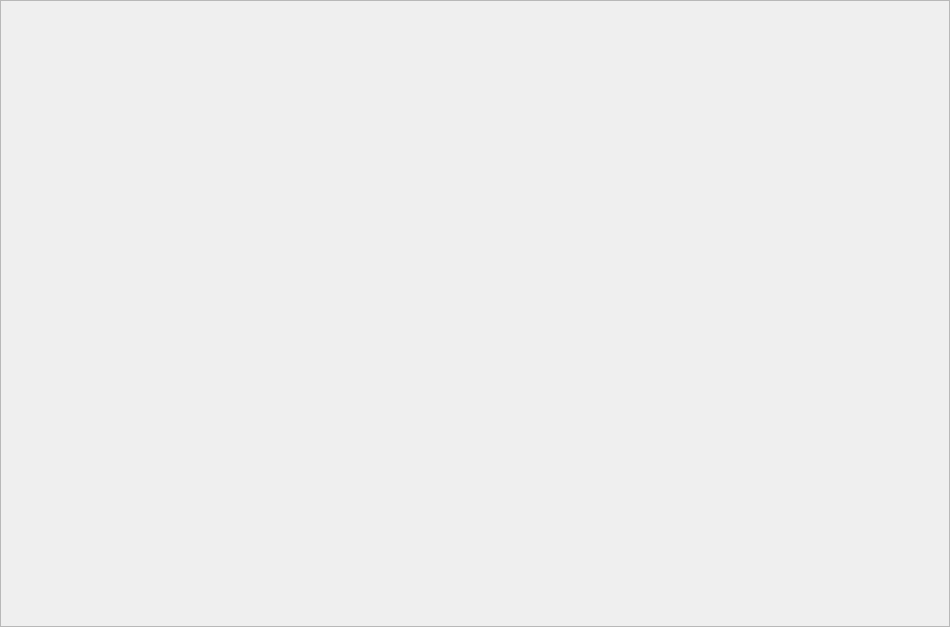
The window that src/Gui/Receive/ReceiveFrame.ui (Karbovanets/Karbo-lite) describes before a commit, drawn with Qt 5.
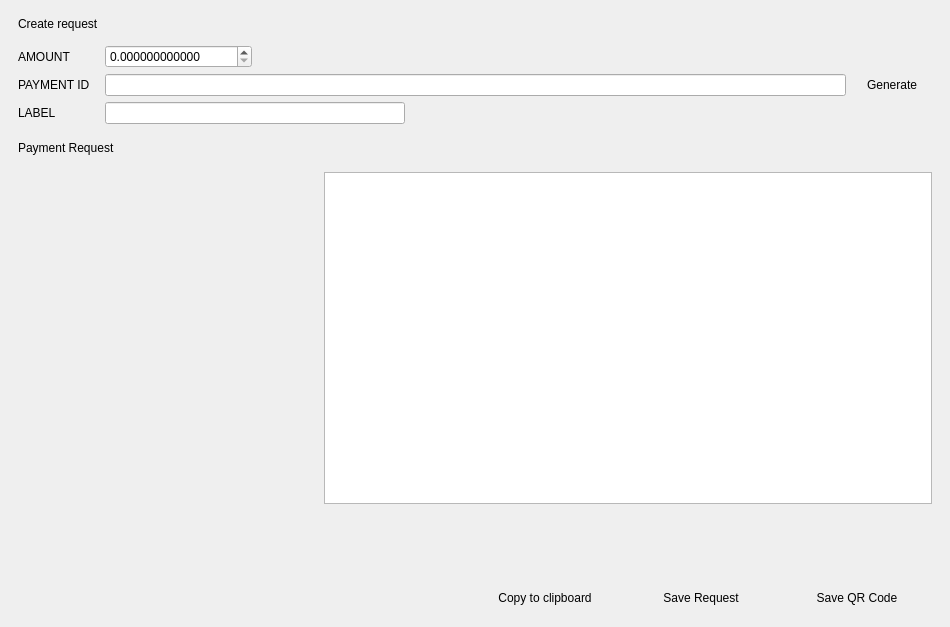
The same window after the commit. Custom widgets are drawn as their Qt base class.

Commit message: Receive Frame with Payment Request Form

Diff of the .ui file:
```diff
--- a/src/Gui/Receive/ReceiveFrame.ui
+++ b/src/Gui/Receive/ReceiveFrame.ui
@@ -14,10 +14,10 @@
    <string>Frame</string>
   </property>
   <property name="frameShape">
-   <enum>QFrame::StyledPanel</enum>
+   <enum>QFrame::NoFrame</enum>
   </property>
   <property name="frameShadow">
-   <enum>QFrame::Raised</enum>
+   <enum>QFrame::Plain</enum>
   </property>
   <layout class="QVBoxLayout" name="verticalLayout">
    <property name="spacing">
@@ -27,7 +27,7 @@
     <number>0</number>
    </property>
    <property name="topMargin">
-    <number>12</number>
+    <number>0</number>
    </property>
    <property name="rightMargin">
     <number>0</number>
@@ -35,8 +35,400 @@
    <property name="bottomMargin">
     <number>0</number>
    </property>
+   <item>
+    <widget class="QFrame" name="m_createRequestFrame">
+     <property name="sizePolicy">
+      <sizepolicy hsizetype="Expanding" vsizetype="Minimum">
+       <horstretch>0</horstretch>
+       <verstretch>0</verstretch>
+      </sizepolicy>
+     </property>
+     <property name="font">
+      <font>
+       <weight>50</weight>
+       <bold>false</bold>
+      </font>
+     </property>
+     <layout class="QGridLayout" name="gridLayout">
+      <property name="leftMargin">
+       <number>18</number>
+      </property>
+      <property name="topMargin">
+       <number>9</number>
+      </property>
+      <property name="rightMargin">
+       <number>18</number>
+      </property>
+      <property name="bottomMargin">
+       <number>9</number>
+      </property>
+      <property name="horizontalSpacing">
+       <number>6</number>
+      </property>
+      <item row="1" column="1">
+       <widget class="QDoubleSpinBox" name="m_amountRequestSpinBox">
+        <property name="decimals">
+         <number>12</number>
+        </property>
+        <property name="maximum">
+         <double>999999999.000000000000000</double>
+        </property>
+       </widget>
+      </item>
+      <item row="1" column="2" colspan="2">
+       <spacer name="horizontalSpacer_2">
+        <property name="orientation">
+         <enum>Qt::Horizontal</enum>
+        </property>
+        <property name="sizeHint" stdset="0">
+         <size>
+          <width>299</width>
+          <height>20</height>
+         </size>
+        </property>
+       </spacer>
+      </item>
+      <item row="1" column="0">
+       <widget class="WalletGui::WalletNormalGrayTextLabel" name="amountLabel">
+        <property name="text">
+         <string>AMOUNT</string>
+        </property>
+       </widget>
+      </item>
+      <item row="2" column="0">
+       <widget class="WalletGui::WalletNormalGrayTextLabel" name="paymentIdLabel">
+        <property name="text">
+         <string>PAYMENT ID</string>
+        </property>
+       </widget>
+      </item>
+      <item row="2" column="1" colspan="3">
+       <layout class="QHBoxLayout" name="horizontalLayout_3">
+        <item>
+         <widget class="QLineEdit" name="m_paymentIdRequestEdit"/>
+        </item>
+        <item>
+         <widget class="WalletGui::WalletNormalLinkLikeButton" name="m_generateIdButton">
+          <property name="sizePolicy">
+           <sizepolicy hsizetype="Preferred" vsizetype="Fixed">
+            <horstretch>0</horstretch>
+            <verstretch>0</verstretch>
+           </sizepolicy>
+          </property>
+          <property name="minimumSize">
+           <size>
+            <width>80</width>
+            <height>0</height>
+           </size>
+          </property>
+          <property name="text">
+           <string>Generate</string>
+          </property>
+          <property name="flat">
+           <bool>true</bool>
+          </property>
+         </widget>
+        </item>
+       </layout>
+      </item>
+      <item row="3" column="0">
+       <widget class="WalletGui::WalletNormalGrayTextLabel" name="labelLabel">
+        <property name="text">
+         <string>LABEL</string>
+        </property>
+       </widget>
+      </item>
+      <item row="3" column="1" colspan="2">
+       <widget class="QLineEdit" name="m_labelEdit">
+        <property name="minimumSize">
+         <size>
+          <width>300</width>
+          <height>0</height>
+         </size>
+        </property>
+       </widget>
+      </item>
+      <item row="3" column="3">
+       <spacer name="horizontalSpacer_3">
+        <property name="orientation">
+         <enum>Qt::Horizontal</enum>
+        </property>
+        <property name="sizeHint" stdset="0">
+         <size>
+          <width>40</width>
+          <height>20</height>
+         </size>
+        </property>
+       </spacer>
+      </item>
+      <item row="0" column="0">
+       <widget class="WalletGui::WalletHeaderLabel" name="label">
+        <property name="sizePolicy">
+         <sizepolicy hsizetype="Preferred" vsizetype="Fixed">
+          <horstretch>0</horstretch>
+          <verstretch>0</verstretch>
+         </sizepolicy>
+        </property>
+        <property name="minimumSize">
+         <size>
+          <width>0</width>
+          <height>30</height>
+         </size>
+        </property>
+        <property name="text">
+         <string>Create request</string>
+        </property>
+        <property name="margin">
+         <number>0</number>
+        </property>
+       </widget>
+      </item>
+     </layout>
+    </widget>
+   </item>
+   <item>
+    <layout class="QHBoxLayout" name="horizontalLayout_2">
+     <property name="leftMargin">
+      <number>18</number>
+     </property>
+     <property name="rightMargin">
+      <number>18</number>
+     </property>
+     <item>
+      <widget class="WalletGui::WalletHeaderLabel" name="label_2">
+       <property name="sizePolicy">
+        <sizepolicy hsizetype="Preferred" vsizetype="Fixed">
+         <horstretch>0</horstretch>
+         <verstretch>0</verstretch>
+        </sizepolicy>
+       </property>
+       <property name="minimumSize">
+        <size>
+         <width>0</width>
+         <height>30</height>
+        </size>
+       </property>
+       <property name="text">
+        <string>Payment Request</string>
+       </property>
+       <property name="margin">
+        <number>0</number>
+       </property>
+      </widget>
+     </item>
+    </layout>
+   </item>
+   <item>
+    <widget class="QFrame" name="m_showRequestFrame">
+     <property name="sizePolicy">
+      <sizepolicy hsizetype="MinimumExpanding" vsizetype="MinimumExpanding">
+       <horstretch>0</horstretch>
+       <verstretch>0</verstretch>
+      </sizepolicy>
+     </property>
+     <property name="minimumSize">
+      <size>
+       <width>600</width>
+       <height>350</height>
+      </size>
+     </property>
+     <layout class="QHBoxLayout" name="horizontalLayout">
+      <property name="leftMargin">
+       <number>18</number>
+      </property>
+      <property name="rightMargin">
+       <number>18</number>
+      </property>
+      <item>
+       <widget class="WalletGui::QRLabel" name="m_qrCodeRequestLabel">
+        <property name="minimumSize">
+         <size>
+          <width>300</width>
+          <height>300</height>
+         </size>
+        </property>
+        <property name="text">
+         <string/>
+        </property>
+       </widget>
+      </item>
+      <item>
+       <layout class="QVBoxLayout" name="verticalLayout_2">
+        <item>
+         <widget class="QTextEdit" name="m_requestTextEdit"/>
+        </item>
+       </layout>
+      </item>
+     </layout>
+    </widget>
+   </item>
+   <item>
+    <spacer name="verticalSpacer">
+     <property name="orientation">
+      <enum>Qt::Vertical</enum>
+     </property>
+     <property name="sizeHint" stdset="0">
+      <size>
+       <width>20</width>
+       <height>10</height>
+      </size>
+     </property>
+    </spacer>
+   </item>
+   <item>
+    <widget class="QFrame" name="m_receiveFrameButtons">
+     <layout class="QHBoxLayout" name="m_receiveFrameButtonsLayout">
+      <property name="leftMargin">
+       <number>18</number>
+      </property>
+      <property name="topMargin">
+       <number>18</number>
+      </property>
+      <property name="rightMargin">
+       <number>18</number>
+      </property>
+      <property name="bottomMargin">
+       <number>18</number>
+      </property>
+      <item>
+       <spacer name="horizontalSpacer">
+        <property name="orientation">
+         <enum>Qt::Horizontal</enum>
+        </property>
+        <property name="sizeHint" stdset="0">
+         <size>
+          <width>500</width>
+          <height>20</height>
+         </size>
+        </property>
+       </spacer>
+      </item>
+      <item>
+       <widget class="WalletGui::WalletNormalBlueButton" name="m_copyToClipBoardButton">
+        <property name="sizePolicy">
+         <sizepolicy hsizetype="Preferred" vsizetype="Fixed">
+          <horstretch>0</horstretch>
+          <verstretch>0</verstretch>
+         </sizepolicy>
+        </property>
+        <property name="minimumSize">
+         <size>
+          <width>150</width>
+          <height>0</height>
+         </size>
+        </property>
+        <property name="baseSize">
+         <size>
+          <width>150</width>
+          <height>0</height>
+         </size>
+        </property>
+        <property name="text">
+         <string>Copy to clipboard</string>
+        </property>
+        <property name="flat">
+         <bool>true</bool>
+        </property>
+       </widget>
+      </item>
+      <item>
+       <widget class="WalletGui::WalletNormalBlueButton" name="m_saveRequestButton">
+        <property name="sizePolicy">
+         <sizepolicy hsizetype="Preferred" vsizetype="Fixed">
+          <horstretch>0</horstretch>
+          <verstretch>0</verstretch>
+         </sizepolicy>
+        </property>
+        <property name="minimumSize">
+         <size>
+          <width>150</width>
+          <height>0</height>
+         </size>
+        </property>
+        <property name="baseSize">
+         <size>
+          <width>150</width>
+          <height>0</height>
+         </size>
+        </property>
+        <property name="text">
+         <string>Save Request</string>
+        </property>
+        <property name="flat">
+         <bool>true</bool>
+        </property>
+       </widget>
+      </item>
+      <item>
+       <widget class="WalletGui::WalletNormalBlueButton" name="m_saveQrCodeButton">
+        <property name="sizePolicy">
+         <sizepolicy hsizetype="Preferred" vsizetype="Fixed">
+          <horstretch>0</horstretch>
+          <verstretch>0</verstretch>
+         </sizepolicy>
+        </property>
+        <property name="minimumSize">
+         <size>
+          <width>150</width>
+          <height>0</height>
+         </size>
+        </property>
+        <property name="baseSize">
+         <size>
+          <width>150</width>
+          <height>0</height>
+         </size>
+        </property>
+        <property name="text">
+         <string>Save QR Code</string>
+        </property>
+        <property name="flat">
+         <bool>true</bool>
+        </property>
+       </widget>
+      </item>
+     </layout>
+    </widget>
+   </item>
   </layout>
  </widget>
+ <customwidgets>
+  <customwidget>
+   <class>WalletGui::QRLabel</class>
+   <extends>QLabel</extends>
+   <header>Gui/Common/QRLabel.h</header>
+  </customwidget>
+  <customwidget>
+   <class>WalletGui::WalletNormalBlueButton</class>
+   <extends>QPushButton</extends>
+   <header>Gui/Common/WalletBlueButton.h</header>
+  </customwidget>
+  <customwidget>
+   <class>WalletGui::WalletNormalGrayTextLabel</class>
+   <extends>QLabel</extends>
+   <header>Gui/Common/WalletTextLabel.h</header>
+  </customwidget>
+  <customwidget>
+   <class>WalletGui::WalletNormalLinkLikeButton</class>
+   <extends>QPushButton</extends>
+   <header>Gui/Common/WalletLinkLikeButton.h</header>
+  </customwidget>
+  <customwidget>
+   <class>WalletGui::WalletHeaderLabel</class>
+   <extends>QLabel</extends>
+   <header>Gui/Common/WalletTextLabel.h</header>
+  </customwidget>
+ </customwidgets>
+ <tabstops>
+  <tabstop>m_amountRequestSpinBox</tabstop>
+  <tabstop>m_paymentIdRequestEdit</tabstop>
+  <tabstop>m_labelEdit</tabstop>
+  <tabstop>m_generateIdButton</tabstop>
+  <tabstop>m_requestTextEdit</tabstop>
+  <tabstop>m_copyToClipBoardButton</tabstop>
+  <tabstop>m_saveRequestButton</tabstop>
+  <tabstop>m_saveQrCodeButton</tabstop>
+ </tabstops>
  <resources/>
  <connections/>
  <slots>
```
Left out of the diff: 118 changed lines with no effect on the pictures. The commit also changes 13 other files.
